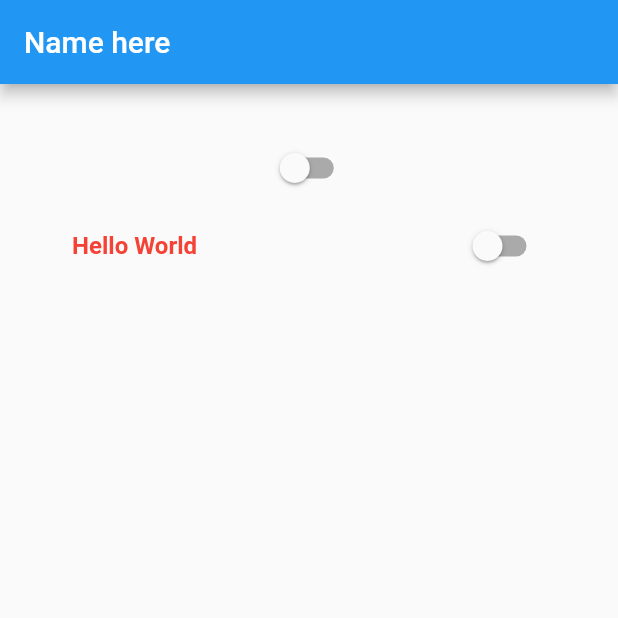
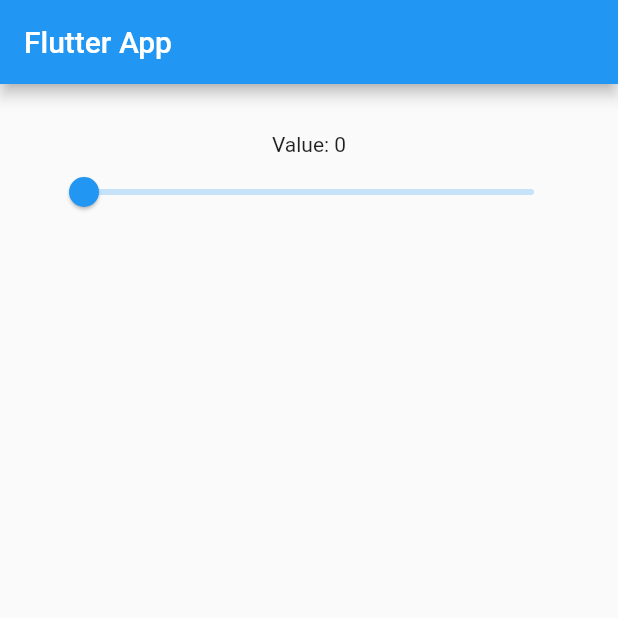
Before and after one commit to wasimiqbal1/Flutter, a Flutter app: the screen it shows after launch, on a phone screen of 412 x 824 dp, the top half of it. Run offline on Flutter 3.47's test engine with Material 2 defaults, Android fonts, the light colour scheme and no system bars.

Commit message:
flutter slider

```diff
--- a/flutter_udemy/lib/main.dart
+++ b/flutter_udemy/lib/main.dart
@@ -13,36 +13,24 @@
 
 class _State extends State<MyApp> {
 
-  bool _value1 = false;
-  bool _value2 = false;
-
-  //void _onChanged1(bool value) => setState(() => _value1 = value);
-  //void _onChanged2(bool value) => setState(() => _value2 = value);
-  void _onChanged1(bool? value) => setState(()=>_value1 = value!);
-  void _onChanged2(bool? value) => setState(()=>_value2 = value!);
+  double _value = 0.0;
+  void _setvalue(double value) {
+    setState(() => _value = value);
+  }
 
   @override
   Widget build(BuildContext context) {
     return new Scaffold(
       appBar: new AppBar(
-        title: new Text('Name here'),
+        title: new Text('Flutter App'),
       ),
       body: new Container(
           padding: new EdgeInsets.all(32.0),
           child: new Center(
             child: new Column(
               children: <Widget>[
-              new Switch(value: _value1, onChanged: _onChanged1),
-              new SwitchListTile(
-                  value: _value2,
-                  onChanged: _onChanged2,
-                  title: new Text(
-                    'Hello World',
-                    style: new TextStyle(
-                        fontWeight: FontWeight.bold,
-                        color: Colors.red
-                  ),),
-                  )
+                new Text('Value: ${(_value * 100).round()}'),
+                new Slider(value: _value, onChanged: _setvalue)
 
               ],
             ),
```
